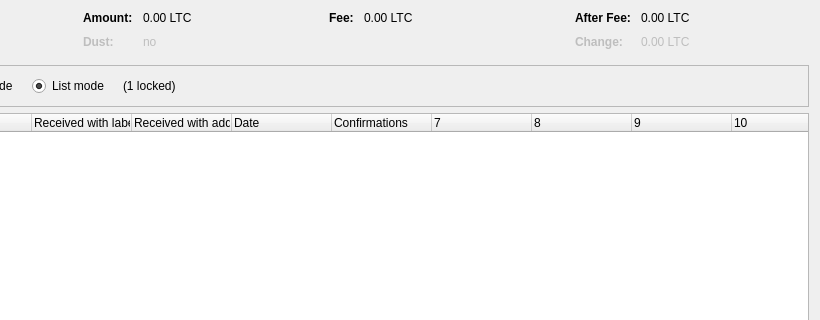
Feliphegomez/dm-core-1.0.0, file src/qt/forms/coincontroldialog.ui: the form before one commit; both pictures show x 180 to 1000 and y 0 to 320 of the 1000 by 500 pixel window.
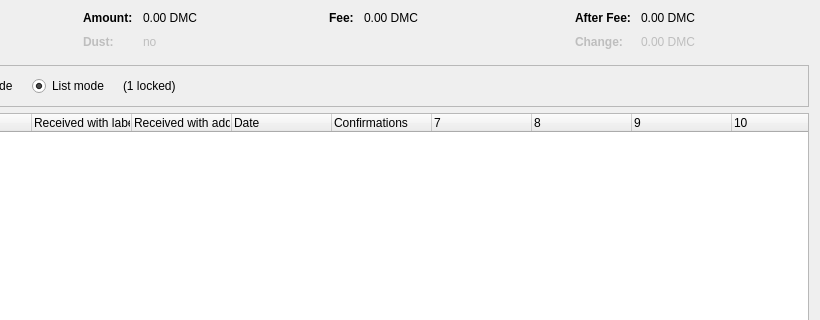
The form after the commit. Custom widgets are drawn as their Qt base class.

Diff of the .ui file:
```diff
--- a/src/qt/forms/coincontroldialog.ui
+++ b/src/qt/forms/coincontroldialog.ui
@@ -132,7 +132,7 @@
           <enum>Qt::ActionsContextMenu</enum>
          </property>
          <property name="text">
-          <string notr="true">0.00 LTC</string>
+          <string notr="true">0.00 DMC</string>
          </property>
          <property name="textInteractionFlags">
           <set>Qt::LinksAccessibleByMouse|Qt::TextSelectableByKeyboard|Qt::TextSelectableByMouse</set>
@@ -212,7 +212,7 @@
           <enum>Qt::ActionsContextMenu</enum>
          </property>
          <property name="text">
-          <string notr="true">0.00 LTC</string>
+          <string notr="true">0.00 DMC</string>
          </property>
          <property name="textInteractionFlags">
           <set>Qt::LinksAccessibleByMouse|Qt::TextSelectableByKeyboard|Qt::TextSelectableByMouse</set>
@@ -257,7 +257,7 @@
           <enum>Qt::ActionsContextMenu</enum>
          </property>
          <property name="text">
-          <string notr="true">0.00 LTC</string>
+          <string notr="true">0.00 DMC</string>
          </property>
          <property name="textInteractionFlags">
           <set>Qt::LinksAccessibleByMouse|Qt::TextSelectableByKeyboard|Qt::TextSelectableByMouse</set>
@@ -292,7 +292,7 @@
           <enum>Qt::ActionsContextMenu</enum>
          </property>
          <property name="text">
-          <string notr="true">0.00 LTC</string>
+          <string notr="true">0.00 DMC</string>
          </property>
          <property name="textInteractionFlags">
           <set>Qt::LinksAccessibleByMouse|Qt::TextSelectableByKeyboard|Qt::TextSelectableByMouse</set>
```
